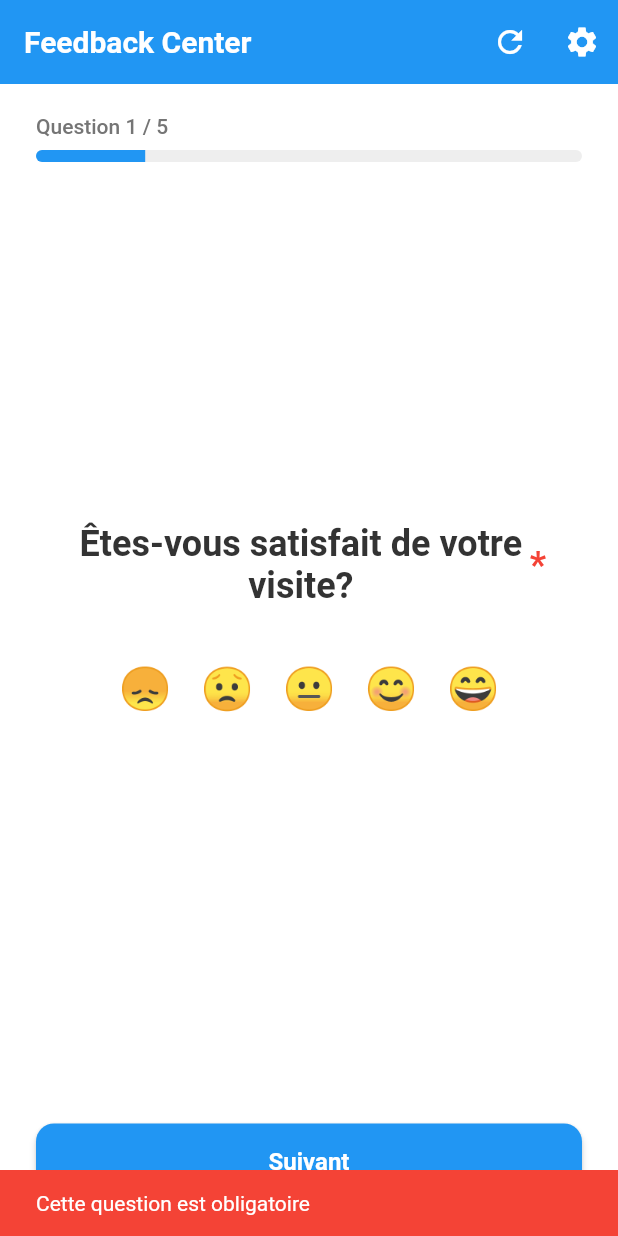
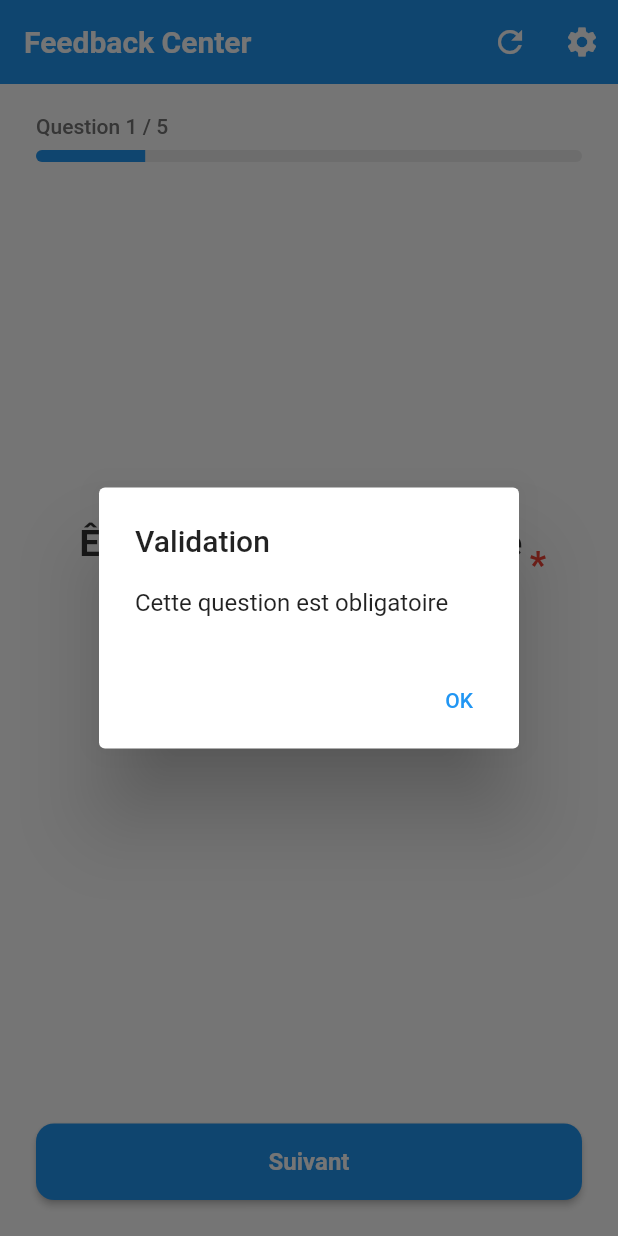
Before and after one commit to thabel/feed_back_app, a Flutter app: the screen it shows after launch, after a tap on "Suivant", on a phone screen of 412 x 824 dp. Run offline on Flutter 3.47's test engine with Material 3 defaults, Android fonts, the phone set to English and light mode, and no system bars.

Commit message:
Improve feedback validation and UI/UX
- Replace SnackBar with modal AlertDialog for validation errors (allows closing)
- Improve email validation with better error messages and visual feedback
- Add phone validation with minimum 8 digits requirement
- Reset email/phone/text inputs for each new question (no memory of previous answers)
- Center the end message screen properly
- Ensure non-mandatory fields can remain empty with proper validation
- Only allow progression if validation passes

🤖 Generated with [Claude Code](https://claude.com/claude-code)

Co-Authored-By: Claude <noreply@anthropic.com>

```diff
--- a/lib/screens/feedback_screen.dart
+++ b/lib/screens/feedback_screen.dart
@@ -3,6 +3,7 @@ import 'package:uuid/uuid.dart';
 import '../models/question.dart';
 import '../services/feedback_service.dart';
 import '../widgets/question_widgets.dart';
+import '../utils/validators.dart';
 import 'settings_screen.dart';
 import 'dart:async';
 
@@ -64,33 +65,28 @@ class _FeedbackScreenState extends State<FeedbackScreen> {
   void _nextQuestion() {
     if (_currentQuestionnaire == null) return;
 
-    // Check if current question is mandatory and has no answer
     final currentQuestion = _currentQuestionnaire!.questions[_currentQuestionIndex];
     final answer = _answers[currentQuestion.id];
 
-    if (currentQuestion.isMandatory) {
-      if (answer == null || answer == '' || answer == 0) {
-        ScaffoldMessenger.of(context).showSnackBar(
-          const SnackBar(
-            content: Text('Cette question est obligatoire'),
-            backgroundColor: Colors.red,
+    // Validation
+    String? validationError = _validateQuestion(currentQuestion, answer);
+
+    if (validationError != null) {
+      // Show error as modal dialog
+      showDialog(
+        context: context,
+        builder: (context) => AlertDialog(
+          title: const Text('Validation'),
+          content: Text(validationError),
+          actions: [
+            TextButton(
+              onPressed: () => Navigator.of(context).pop(),
+              child: const Text('OK'),
+            ),
+          ],
         ),
       );
       return;
-      }
-
-      // Validate email if it's an email question
-      if (currentQuestion.type == QuestionType.email && answer is String) {
-        if (!RegExp(r'^[^\s@]+@[^\s@]+\.[^\s@]+$').hasMatch(answer)) {
-          ScaffoldMessenger.of(context).showSnackBar(
-            const SnackBar(
-              content: Text('Veuillez entrer un email valide'),
-              backgroundColor: Colors.red,
-            ),
-          );
-          return;
-        }
-      }
     }
 
     if (_currentQuestionIndex < _currentQuestionnaire!.questions.length - 1) {
@@ -98,6 +94,31 @@ class _FeedbackScreenState extends State<FeedbackScreen> {
     } else {
       _submitFeedback();
     }
+  }
+
+  String? _validateQuestion(Question question, dynamic answer) {
+    // Check if mandatory field is empty
+    if (question.isMandatory) {
+      if (answer == null || answer == '' || answer == 0) {
+        return 'Cette question est obligatoire';
+      }
+
+      // Validate email
+      if (question.type == QuestionType.email && answer is String) {
+        if (!Validators.isValidEmail(answer)) {
+          return 'Veuillez entrer un email valide';
+        }
+      }
+
+      // Validate phone
+      if (question.type == QuestionType.phone && answer is String) {
+        if (!Validators.isValidPhone(answer)) {
+          return 'Veuillez entrer un numéro de téléphone valide (minimum 8 chiffres)';
+        }
+      }
+    }
+
+    return null;
   }
 
   Future<void> _submitFeedback() async {
@@ -365,18 +386,25 @@ class _FeedbackScreenState extends State<FeedbackScreen> {
 
   Widget _buildEndMessageScreen() {
     final screenWidth = MediaQuery.of(context).size.width;
+    final screenHeight = MediaQuery.of(context).size.height;
     final isTablet = screenWidth >= 600;
     final endMessage = _feedbackService.getEndMessage(_currentQuestionnaire!.id);
 
-    return SafeArea(
+    return Center(
       child: SingleChildScrollView(
-        child: Padding(
-          padding: EdgeInsets.symmetric(horizontal: isTablet ? 48.0 : 24.0),
-          child: Center(
+        child: ConstrainedBox(
+          constraints: BoxConstraints(
+            minHeight: screenHeight - MediaQuery.of(context).padding.top - kToolbarHeight,
+          ),
+          child: IntrinsicHeight(
             child: Column(
               mainAxisAlignment: MainAxisAlignment.center,
               children: [
-                SizedBox(height: isTablet ? 80 : 40),
+                Padding(
+                  padding: EdgeInsets.symmetric(horizontal: isTablet ? 48.0 : 24.0),
+                  child: Column(
+                    mainAxisAlignment: MainAxisAlignment.center,
+                    children: [
                       // Success icon with smiley
                       Container(
                         width: isTablet ? 160 : 120,
@@ -415,7 +443,9 @@ class _FeedbackScreenState extends State<FeedbackScreen> {
                           color: Colors.grey[600],
                         ),
                       ),
-                SizedBox(height: isTablet ? 80 : 40),
+                    ],
+                  ),
+                ),
               ],
             ),
           ),
```
Also changed, not shown: lib/widgets/question_widgets.dart (+77 -14 lines). Lines whose indentation alone changed are shown as unchanged.
